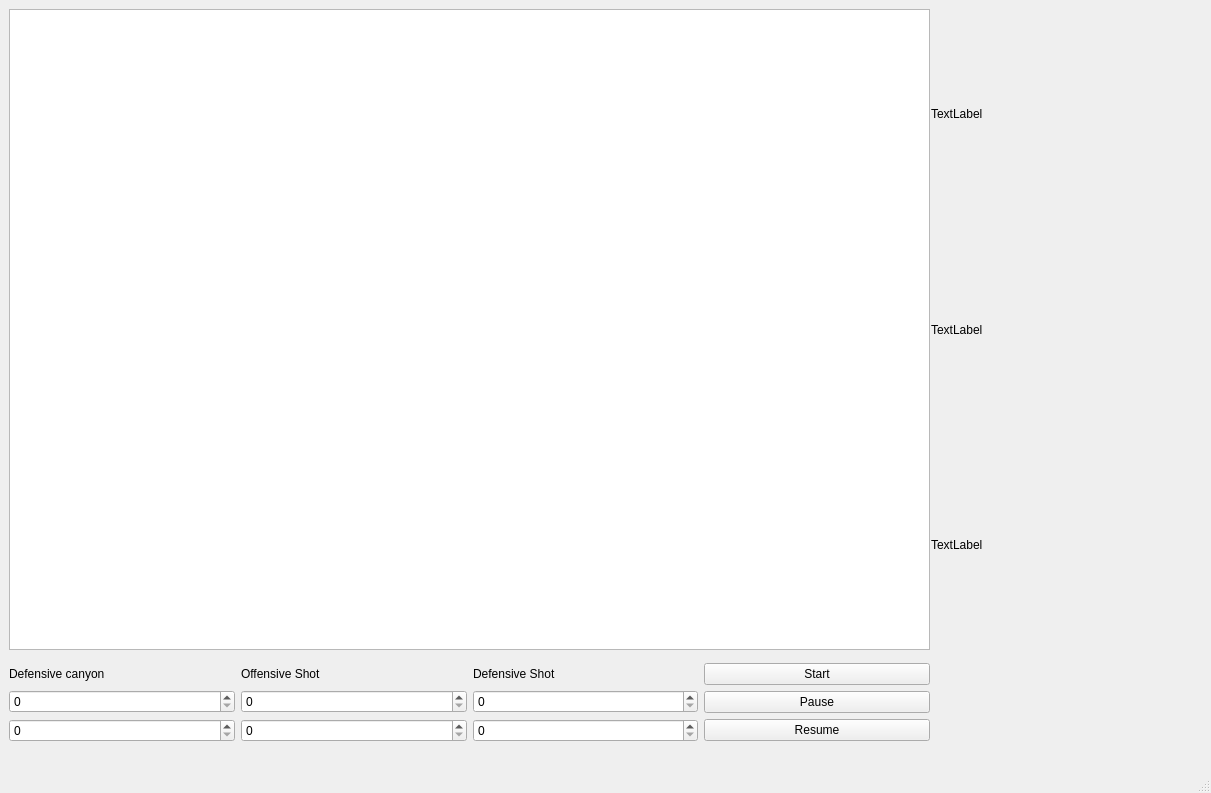
Qt form mainwindow.ui (juanvergara3/parcial_2_gui) before a commit.
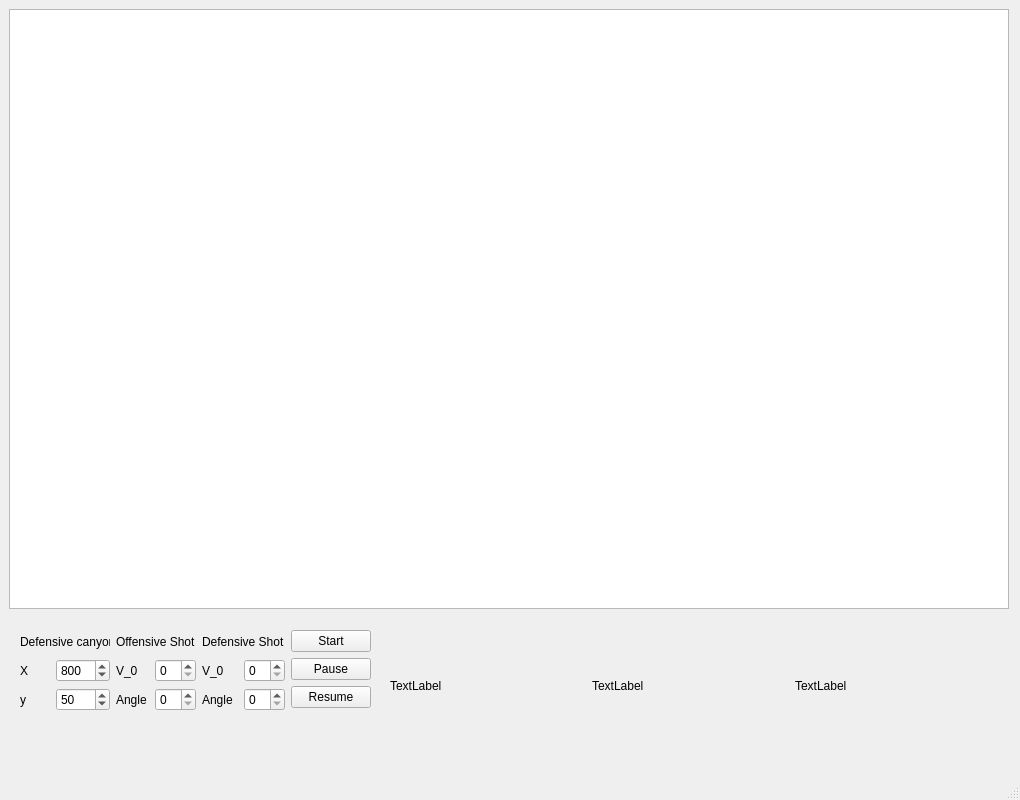
The same form after that commit.

Commit message: gui and type errors fixed

The edit to the form file:
```diff
--- a/mainwindow.ui
+++ b/mainwindow.ui
@@ -6,8 +6,8 @@
    <rect>
     <x>0</x>
     <y>0</y>
-    <width>1211</width>
-    <height>793</height>
+    <width>1020</width>
+    <height>800</height>
    </rect>
   </property>
   <property name="windowTitle">
@@ -19,21 +19,28 @@
      <rect>
       <x>9</x>
       <y>9</y>
-      <width>921</width>
-      <height>641</height>
+      <width>1000</width>
+      <height>600</height>
      </rect>
     </property>
    </widget>
    <widget class="QWidget" name="">
     <property name="geometry">
      <rect>
-      <x>931</x>
-      <y>9</y>
-      <width>271</width>
-      <height>641</height>
+      <x>390</x>
+      <y>620</y>
+      <width>601</width>
+      <height>131</height>
      </rect>
     </property>
-    <layout class="QVBoxLayout" name="verticalLayout_5">
+    <layout class="QHBoxLayout" name="horizontalLayout_2">
+     <item>
+      <widget class="QLabel" name="res_3">
+       <property name="text">
+        <string>TextLabel</string>
+       </property>
+      </widget>
+     </item>
      <item>
       <widget class="QLabel" name="res_1">
        <property name="text">
@@ -48,27 +55,20 @@
        </property>
       </widget>
      </item>
-     <item>
-      <widget class="QLabel" name="res_3">
-       <property name="text">
-        <string>TextLabel</string>
-       </property>
-      </widget>
-     </item>
     </layout>
    </widget>
    <widget class="QWidget" name="">
     <property name="geometry">
      <rect>
-      <x>9</x>
-      <y>663</y>
-      <width>921</width>
-      <height>79</height>
+      <x>20</x>
+      <y>630</y>
+      <width>351</width>
+      <height>81</height>
      </rect>
     </property>
-    <layout class="QHBoxLayout" name="horizontalLayout">
+    <layout class="QHBoxLayout" name="horizontalLayout_5">
      <item>
-      <layout class="QVBoxLayout" name="verticalLayout_3">
+      <layout class="QVBoxLayout" name="verticalLayout_10">
        <item>
         <widget class="QLabel" name="DefCan_label">
          <property name="text">
@@ -77,15 +77,55 @@
         </widget>
        </item>
        <item>
-        <widget class="QSpinBox" name="DefCan_x"/>
-       </item>
-       <item>
-        <widget class="QSpinBox" name="DefCan_y"/>
+        <layout class="QHBoxLayout" name="horizontalLayout_4">
+         <item>
+          <layout class="QVBoxLayout" name="verticalLayout_8">
+           <item>
+            <widget class="QLabel" name="label">
+             <property name="text">
+              <string>X</string>
+             </property>
+            </widget>
+           </item>
+           <item>
+            <widget class="QLabel" name="label_2">
+             <property name="text">
+              <string>y</string>
+             </property>
+            </widget>
+           </item>
+          </layout>
+         </item>
+         <item>
+          <layout class="QVBoxLayout" name="verticalLayout_9">
+           <item>
+            <widget class="QSpinBox" name="DefCan_x">
+             <property name="maximum">
+              <number>1000</number>
+             </property>
+             <property name="value">
+              <number>800</number>
+             </property>
+            </widget>
+           </item>
+           <item>
+            <widget class="QSpinBox" name="DefCan_y">
+             <property name="maximum">
+              <number>600</number>
+             </property>
+             <property name="value">
+              <number>50</number>
+             </property>
+            </widget>
+           </item>
+          </layout>
+         </item>
+        </layout>
        </item>
       </layout>
      </item>
      <item>
-      <layout class="QVBoxLayout" name="verticalLayout_2">
+      <layout class="QVBoxLayout" name="verticalLayout_7">
        <item>
         <widget class="QLabel" name="Off_Shot_label">
          <property name="text">
@@ -94,15 +134,41 @@
         </widget>
        </item>
        <item>
-        <widget class="QSpinBox" name="Off_Shot_v"/>
-       </item>
-       <item>
-        <widget class="QSpinBox" name="Off_Shot_a"/>
+        <layout class="QHBoxLayout" name="horizontalLayout_3">
+         <item>
+          <layout class="QVBoxLayout" name="verticalLayout_5">
+           <item>
+            <widget class="QLabel" name="Off_v_label">
+             <property name="text">
+              <string>V_0</string>
+             </property>
+            </widget>
+           </item>
+           <item>
+            <widget class="QLabel" name="Off_a_label">
+             <property name="text">
+              <string>Angle</string>
+             </property>
+            </widget>
+           </item>
+          </layout>
+         </item>
+         <item>
+          <layout class="QVBoxLayout" name="verticalLayout_6">
+           <item>
+            <widget class="QSpinBox" name="Off_Shot_v"/>
+           </item>
+           <item>
+            <widget class="QSpinBox" name="Off_Shot_a"/>
+           </item>
+          </layout>
+         </item>
+        </layout>
        </item>
       </layout>
      </item>
      <item>
-      <layout class="QVBoxLayout" name="verticalLayout">
+      <layout class="QVBoxLayout" name="verticalLayout_4">
        <item>
         <widget class="QLabel" name="Def_Shot_label">
          <property name="text">
@@ -111,15 +177,41 @@
         </widget>
        </item>
        <item>
-        <widget class="QSpinBox" name="Def_Shot_v"/>
-       </item>
-       <item>
-        <widget class="QSpinBox" name="Def_Shot_a"/>
+        <layout class="QHBoxLayout" name="horizontalLayout">
+         <item>
+          <layout class="QVBoxLayout" name="verticalLayout_2">
+           <item>
+            <widget class="QLabel" name="Def_v_label">
+             <property name="text">
+              <string>V_0</string>
+             </property>
+            </widget>
+           </item>
+           <item>
+            <widget class="QLabel" name="Def_a_label">
+             <property name="text">
+              <string>Angle</string>
+             </property>
+            </widget>
+           </item>
+          </layout>
+         </item>
+         <item>
+          <layout class="QVBoxLayout" name="verticalLayout_3">
+           <item>
+            <widget class="QSpinBox" name="Def_Shot_v"/>
+           </item>
+           <item>
+            <widget class="QSpinBox" name="Def_Shot_a"/>
+           </item>
+          </layout>
+         </item>
+        </layout>
        </item>
       </layout>
      </item>
      <item>
-      <layout class="QVBoxLayout" name="verticalLayout_4">
+      <layout class="QVBoxLayout" name="verticalLayout">
        <item>
         <widget class="QPushButton" name="Start_button">
          <property name="text">
```
Left out of the diff: 2 changed lines with no effect on the pictures. The commit also changes 5 other files.
